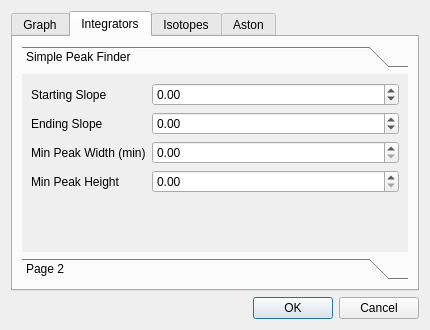
Old version of the form aston/ui/aston_settings.ui in the repository bovee/Aston.
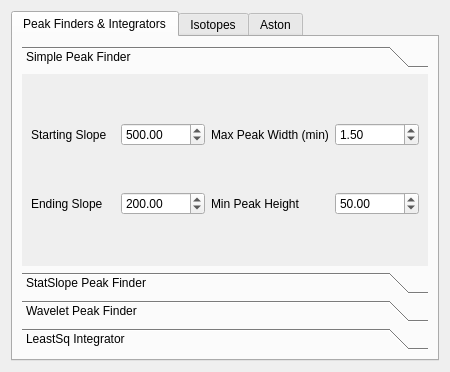
New version of the form.

Commit message: Settings window merged into Aston for saving peak-finding/other parameters.

```diff
--- a/aston/ui/aston_settings.ui
+++ b/aston/ui/aston_settings.ui
@@ -1,23 +1,17 @@
 <?xml version="1.0" encoding="UTF-8"?>
 <ui version="4.0">
- <class>SettingsDialog</class>
- <widget class="QDialog" name="SettingsDialog">
-  <property name="windowModality">
-   <enum>Qt::WindowModal</enum>
-  </property>
+ <class>Form</class>
+ <widget class="QWidget" name="Form">
   <property name="geometry">
    <rect>
     <x>0</x>
     <y>0</y>
-    <width>430</width>
-    <height>330</height>
+    <width>450</width>
+    <height>372</height>
    </rect>
   </property>
   <property name="windowTitle">
-   <string>Settings</string>
-  </property>
-  <property name="sizeGripEnabled">
-   <bool>false</bool>
+   <string>Form</string>
   </property>
   <layout class="QVBoxLayout" name="verticalLayout">
    <item>
@@ -40,53 +34,9 @@
      <property name="movable">
       <bool>false</bool>
      </property>
-     <widget class="QWidget" name="tab_3">
-      <attribute name="title">
-       <string>Graph</string>
-      </attribute>
-      <layout class="QFormLayout" name="formLayout">
-       <property name="fieldGrowthPolicy">
-        <enum>QFormLayout::ExpandingFieldsGrow</enum>
-       </property>
-       <item row="0" column="0">
-        <widget class="QLabel" name="label_3">
-         <property name="text">
-          <string>X Units</string>
-         </property>
-        </widget>
-       </item>
-       <item row="0" column="1">
-        <widget class="QComboBox" name="comboBox_3">
-         <property name="currentIndex">
-          <number>1</number>
-         </property>
-         <item>
-          <property name="text">
-           <string>Seconds</string>
-          </property>
-         </item>
-         <item>
-          <property name="text">
-           <string>Minutes</string>
-          </property>
-         </item>
-         <item>
-          <property name="text">
-           <string>Hours</string>
-          </property>
-         </item>
-         <item>
-          <property name="text">
-           <string>Scans</string>
-          </property>
-         </item>
-        </widget>
-       </item>
-      </layout>
-     </widget>
      <widget class="QWidget" name="tab">
       <attribute name="title">
-       <string>Integrators</string>
+       <string>Peak Finders &amp;&amp; Integrators</string>
       </attribute>
       <layout class="QVBoxLayout" name="verticalLayout_2">
        <item>
@@ -99,21 +49,14 @@
            <rect>
             <x>0</x>
             <y>0</y>
-            <width>396</width>
-            <height>194</height>
+            <width>447</width>
+            <height>196</height>
            </rect>
           </property>
           <attribute name="label">
            <string>Simple Peak Finder</string>
           </attribute>
-          <layout class="QFormLayout" name="formLayout_3">
-           <item row="0" column="0">
-            <widget class="QLabel" name="label_4">
-             <property name="text">
-              <string>Starting Slope</string>
-             </property>
-            </widget>
-           </item>
+          <layout class="QGridLayout" name="gridLayout_4">
            <item row="1" column="0">
             <widget class="QLabel" name="label_5">
              <property name="text">
@@ -121,57 +64,77 @@
              </property>
             </widget>
            </item>
-           <item row="2" column="0">
+           <item row="1" column="1">
+            <widget class="QDoubleSpinBox" name="doubleSimpleEndSlope">
+             <property name="minimum">
+              <double>-10000.000000000000000</double>
+             </property>
+             <property name="maximum">
+              <double>10000.000000000000000</double>
+             </property>
+             <property name="singleStep">
+              <double>100.000000000000000</double>
+             </property>
+             <property name="value">
+              <double>200.000000000000000</double>
+             </property>
+            </widget>
+           </item>
+           <item row="0" column="1">
+            <widget class="QDoubleSpinBox" name="doubleSpinSimpleStartSlope">
+             <property name="minimum">
+              <double>-10000.000000000000000</double>
+             </property>
+             <property name="maximum">
+              <double>10000.000000000000000</double>
+             </property>
+             <property name="singleStep">
+              <double>100.000000000000000</double>
+             </property>
+             <property name="value">
+              <double>500.000000000000000</double>
+             </property>
+            </widget>
+           </item>
+           <item row="0" column="0">
+            <widget class="QLabel" name="label_4">
+             <property name="text">
+              <string>Starting Slope</string>
+             </property>
+            </widget>
+           </item>
+           <item row="0" column="2">
             <widget class="QLabel" name="label_6">
              <property name="text">
-              <string>Min Peak Width (min)</string>
+              <string>Max Peak Width (min)</string>
              </property>
             </widget>
            </item>
-           <item row="0" column="1">
-            <widget class="QDoubleSpinBox" name="doubleSpinBox_2">
-             <property name="minimum">
-              <double>-10000.000000000000000</double>
+           <item row="0" column="3">
+            <widget class="QDoubleSpinBox" name="doubleSpinSimpleMaxPeakWidth">
+             <property name="value">
+              <double>1.500000000000000</double>
              </property>
-             <property name="maximum">
-              <double>10000.000000000000000</double>
-             </property>
-             <property name="singleStep">
-              <double>100.000000000000000</double>
-             </property>
             </widget>
            </item>
-           <item row="1" column="1">
-            <widget class="QDoubleSpinBox" name="doubleSpinBox_3">
-             <property name="minimum">
-              <double>-10000.000000000000000</double>
-             </property>
-             <property name="maximum">
-              <double>10000.000000000000000</double>
-             </property>
-             <property name="singleStep">
-              <double>100.000000000000000</double>
-             </property>
-            </widget>
-           </item>
-           <item row="2" column="1">
-            <widget class="QDoubleSpinBox" name="doubleSpinBox_4"/>
-           </item>
-           <item row="3" column="0">
+           <item row="1" column="2">
             <widget class="QLabel" name="label_7">
              <property name="text">
               <string>Min Peak Height</string>
              </property>
             </widget>
            </item>
-           <item row="3" column="1">
-            <widget class="QDoubleSpinBox" name="doubleSpinBox">
+           <item row="1" column="3">
+            <widget class="QDoubleSpinBox" name="doubleSpinSimpleMinPeakHgt">
              <property name="maximum">
               <double>10000000.000000000000000</double>
              </property>
              <property name="singleStep">
               <double>100.000000000000000</double>
              </property>
+             <property name="value">
+              <double>50.000000000000000</double>
+             </property>
             </widget>
            </item>
           </layout>
@@ -186,9 +149,80 @@
            </rect>
           </property>
           <attribute name="label">
-           <string>Page 2</string>
+           <string>StatSlope Peak Finder</string>
           </attribute>
          </widget>
+         <widget class="QWidget" name="page_3">
+          <property name="geometry">
+           <rect>
+            <x>0</x>
+            <y>0</y>
+            <width>247</width>
+            <height>56</height>
+           </rect>
+          </property>
+          <attribute name="label">
+           <string>Wavelet Peak Finder</string>
+          </attribute>
+          <layout class="QFormLayout" name="formLayout_5">
+           <item row="0" column="0">
+            <widget class="QLabel" name="label_12">
+             <property name="text">
+              <string>Minimum Signal-Noise Ratio</string>
+             </property>
+            </widget>
+           </item>
+           <item row="0" column="1">
+            <widget class="QDoubleSpinBox" name="doubleSpinWaveletMinSNR">
+             <property name="value">
+              <double>1.000000000000000</double>
+             </property>
+            </widget>
+           </item>
+           <item row="1" column="1">
+            <widget class="QDoubleSpinBox" name="doubleSpinWaveletAssSig">
+             <property name="value">
+              <double>4.000000000000000</double>
+             </property>
+            </widget>
+           </item>
+           <item row="1" column="0">
+            <widget class="QLabel" name="label_13">
+             <property name="text">
+              <string>Assumed Sigma</string>
+             </property>
+            </widget>
+           </item>
+          </layout>
+         </widget>
+         <widget class="QWidget" name="page_4">
+          <property name="geometry">
+           <rect>
+            <x>0</x>
+            <y>0</y>
+            <width>416</width>
+            <height>213</height>
+           </rect>
+          </property>
+          <attribute name="label">
+           <string>LeastSq Integrator</string>
+          </attribute>
+          <layout class="QFormLayout" name="formLayout_6">
+           <property name="fieldGrowthPolicy">
+            <enum>QFormLayout::ExpandingFieldsGrow</enum>
+           </property>
+           <item row="0" column="0">
+            <widget class="QLabel" name="label_14">
+             <property name="text">
+              <string>Peak Model</string>
+             </property>
+            </widget>
+           </item>
+           <item row="0" column="1">
+            <widget class="QComboBox" name="comboLeastSqPeakModel"/>
+           </item>
+          </layout>
+         </widget>
         </widget>
        </item>
       </layout>
@@ -288,16 +322,6 @@
      </widget>
     </widget>
    </item>
-   <item>
-    <widget class="QDialogButtonBox" name="buttonBox">
-     <property name="orientation">
-      <enum>Qt::Horizontal</enum>
-     </property>
-     <property name="standardButtons">
-      <set>QDialogButtonBox::Cancel|QDialogButtonBox::Ok</set>
-     </property>
-    </widget>
-   </item>
   </layout>
  </widget>
  <resources/>
```
Left out of the diff: 119 changed lines with no effect on the pictures. The commit also changes 9 other files.
